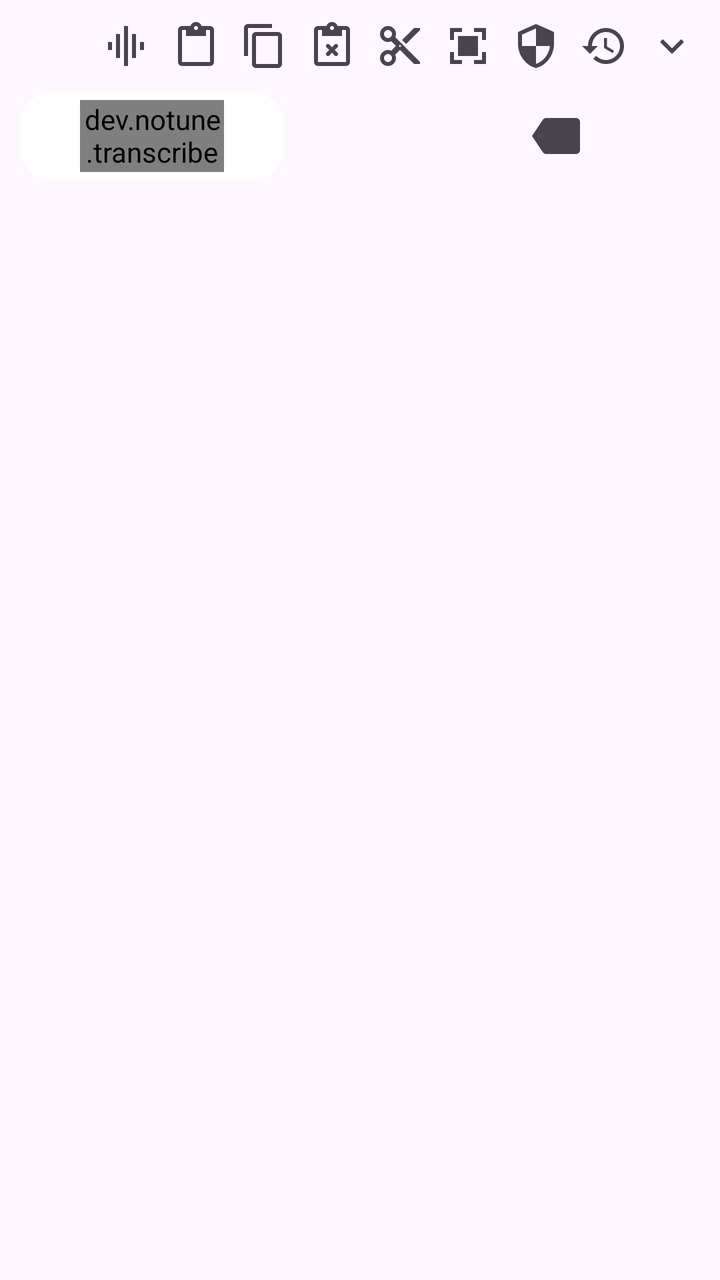
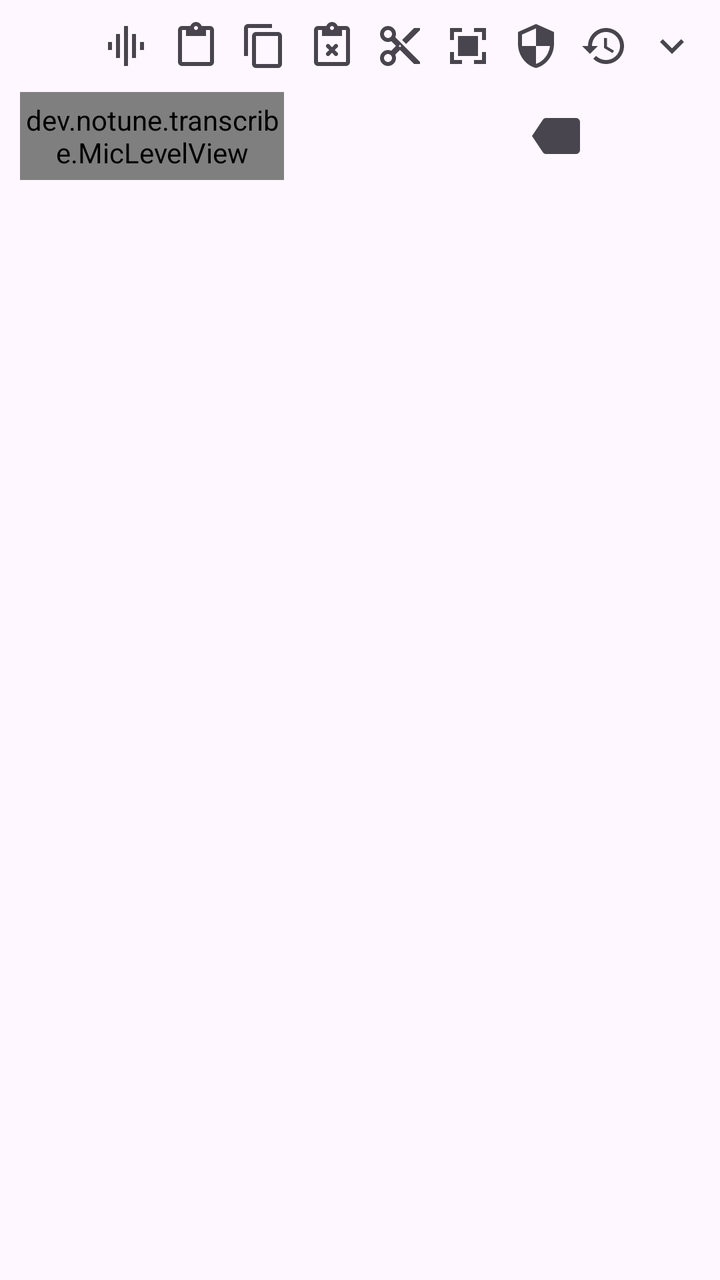

The first picture is an Android layout as it rendered before a commit; the second is the same layout after the commit. The layout source and the unified diff follow.
<!-- AndroidManifest.xml: application theme AppTheme -->
<!-- res/layout/ime_layout.xml -->
<?xml version="1.0" encoding="utf-8"?>
<LinearLayout xmlns:android="http://schemas.android.com/apk/res/android"
    xmlns:app="http://schemas.android.com/apk/res-auto"
    android:layout_width="match_parent"
    android:layout_height="wrap_content"
    android:orientation="vertical"
    android:background="?attr/colorSurface"
    android:paddingStart="10dp"
    android:paddingEnd="10dp"
    android:paddingTop="6dp"
    android:paddingBottom="6dp">

    
    <LinearLayout
        android:layout_width="match_parent"
        android:layout_height="36dp"
        android:orientation="horizontal"
        android:gravity="center_vertical"
        android:paddingBottom="2dp">

        <TextView
            android:id="@+id/ime_language_switch"
            android:layout_width="wrap_content"
            android:minWidth="34dp"
            android:layout_height="34dp"
            android:gravity="center"
            android:paddingStart="4dp"
            android:paddingEnd="4dp"
            android:background="?attr/selectableItemBackgroundBorderless"
            android:textColor="?attr/colorOnSurfaceVariant"
            android:textAppearance="?attr/textAppearanceLabelMedium"
            android:textStyle="bold"
            android:clickable="true"
            android:focusable="true"
            android:contentDescription="@string/ime_switch_language"/>

        <FrameLayout
            android:layout_width="34dp"
            android:layout_height="34dp"
            android:layout_marginStart="2dp">

            <ImageView
                android:id="@+id/ime_model_button"
                android:layout_width="34dp"
                android:layout_height="34dp"
                android:padding="5dp"
                android:src="@drawable/ic_model"
                android:scaleType="centerInside"
                android:tint="?attr/colorOnSurfaceVariant"
                android:contentDescription="@string/ime_model_selector"/>

            <Spinner
                android:id="@+id/ime_model_spinner"
                android:layout_width="match_parent"
                android:layout_height="match_parent"
                android:spinnerMode="dropdown"
                android:background="?attr/selectableItemBackgroundBorderless"
                android:contentDescription="@string/ime_model_selector"/>
        </FrameLayout>

        <View
            android:layout_width="0dp"
            android:layout_height="0dp"
            android:layout_weight="1"/>

        <ImageView
            android:id="@+id/ime_paste_button"
            android:layout_width="32dp"
            android:layout_height="32dp"
            android:padding="4dp"
            android:src="@drawable/ic_paste"
            android:scaleType="centerInside"
            android:tint="?attr/colorOnSurfaceVariant"
            android:background="?attr/selectableItemBackgroundBorderless"
            android:clickable="true"
            android:focusable="true"
            android:layout_marginStart="2dp"
            android:contentDescription="@string/ime_paste_button"/>

        <ImageView
            android:id="@+id/ime_copy_button"
            android:layout_width="32dp"
            android:layout_height="32dp"
            android:padding="4dp"
            android:src="@drawable/ic_copy"
            android:scaleType="centerInside"
            android:tint="?attr/colorOnSurfaceVariant"
            android:background="?attr/selectableItemBackgroundBorderless"
            android:clickable="true"
            android:focusable="true"
            android:layout_marginStart="2dp"
            android:contentDescription="@string/ime_copy_button"/>

        <ImageView
            android:id="@+id/ime_clear_clipboard_button"
            android:layout_width="32dp"
            android:layout_height="32dp"
            android:padding="4dp"
            android:src="@drawable/ic_clear_clipboard"
            android:scaleType="centerInside"
            android:tint="?attr/colorOnSurfaceVariant"
            android:background="?attr/selectableItemBackgroundBorderless"
            android:clickable="true"
            android:focusable="true"
            android:layout_marginStart="2dp"
            android:contentDescription="@string/ime_clear_clipboard_button"/>

        <ImageView
            android:id="@+id/ime_cut_button"
            android:layout_width="32dp"
            android:layout_height="32dp"
            android:padding="4dp"
            android:src="@drawable/ic_cut"
            android:scaleType="centerInside"
            android:tint="?attr/colorOnSurfaceVariant"
            android:background="?attr/selectableItemBackgroundBorderless"
            android:clickable="true"
            android:focusable="true"
            android:layout_marginStart="2dp"
            android:contentDescription="@string/ime_cut_button"/>

        <ImageView
            android:id="@+id/ime_select_all"
            android:layout_width="32dp"
            android:layout_height="32dp"
            android:padding="4dp"
            android:src="@drawable/ic_select_all"
            android:scaleType="centerInside"
            android:tint="?attr/colorOnSurfaceVariant"
            android:background="?attr/selectableItemBackgroundBorderless"
            android:clickable="true"
            android:focusable="true"
            android:layout_marginStart="2dp"
            android:contentDescription="@string/ime_select_all"/>

        <ImageView
            android:id="@+id/ime_privacy_toggle"
            android:layout_width="32dp"
            android:layout_height="32dp"
            android:padding="4dp"
            android:src="@drawable/ic_incognito"
            android:scaleType="centerInside"
            android:tint="?attr/colorOnSurfaceVariant"
            android:background="?attr/selectableItemBackgroundBorderless"
            android:clickable="true"
            android:focusable="true"
            android:layout_marginStart="2dp"
            android:contentDescription="@string/ime_privacy_mode"/>

        <ImageView
            android:id="@+id/ime_history_button"
            android:layout_width="32dp"
            android:layout_height="32dp"
            android:padding="4dp"
            android:src="@drawable/ic_history"
            android:scaleType="centerInside"
            android:tint="?attr/colorOnSurfaceVariant"
            android:background="?attr/selectableItemBackgroundBorderless"
            android:clickable="true"
            android:focusable="true"
            android:layout_marginStart="2dp"
            android:contentDescription="@string/ime_history_button"/>

        <ImageView
            android:id="@+id/ime_expand_toggle"
            android:layout_width="32dp"
            android:layout_height="32dp"
            android:padding="4dp"
            android:src="@drawable/ic_expand_more"
            android:scaleType="centerInside"
            android:tint="?attr/colorOnSurfaceVariant"
            android:background="?attr/selectableItemBackgroundBorderless"
            android:clickable="true"
            android:focusable="true"
            android:layout_marginStart="2dp"
            android:contentDescription="@string/ime_expand_keys"/>
    </LinearLayout>

    
    <TextView
        android:id="@+id/ime_last_wpm_text"
        android:layout_width="match_parent"
        android:layout_height="wrap_content"
        android:textColor="?attr/colorPrimary"
        android:textAppearance="?attr/textAppearanceLabelSmall"
        android:paddingStart="4dp"
        android:paddingEnd="4dp"
        android:paddingTop="2dp"
        android:visibility="gone"/>

    <TextView
        android:id="@+id/ime_stats_text"
        android:layout_width="match_parent"
        android:layout_height="wrap_content"
        android:maxLines="2"
        android:textColor="?attr/colorOnSurfaceVariant"
        android:textAppearance="?attr/textAppearanceLabelSmall"
        android:paddingStart="4dp"
        android:paddingEnd="4dp"
        android:paddingBottom="4dp"
        android:visibility="gone"/>

    
    <LinearLayout
        android:id="@+id/ime_history_container"
        android:layout_width="match_parent"
        android:layout_height="186dp"
        android:orientation="vertical"
        android:visibility="gone">

        
        <LinearLayout
            android:layout_width="match_parent"
            android:layout_height="wrap_content"
            android:orientation="horizontal"
            android:gravity="center_vertical"
            android:paddingBottom="6dp">

            <LinearLayout
                android:layout_width="0dp"
                android:layout_height="wrap_content"
                android:layout_weight="1"
                android:orientation="vertical"
                android:paddingStart="4dp">

                <TextView
                    android:layout_width="wrap_content"
                    android:layout_height="wrap_content"
                    android:text="@string/ime_history_title"
                    android:textAppearance="?attr/textAppearanceTitleSmall"
                    android:textColor="?attr/colorOnSurface"/>

                <TextView
                    android:layout_width="wrap_content"
                    android:layout_height="wrap_content"
                    android:text="@string/ime_history_retention_notice"
                    android:textAppearance="?attr/textAppearanceLabelSmall"
                    android:textColor="?attr/colorOnSurfaceVariant"/>
            </LinearLayout>

            <ImageView
                android:id="@+id/ime_history_clear_all"
                android:layout_width="34dp"
                android:layout_height="34dp"
                android:padding="5dp"
                android:src="@drawable/ic_delete"
                android:scaleType="centerInside"
                android:tint="?attr/colorOnSurfaceVariant"
                android:background="?attr/selectableItemBackgroundBorderless"
                android:clickable="true"
                android:focusable="true"
                android:contentDescription="@string/ime_history_clear_all"/>

            <ImageView
                android:id="@+id/ime_history_close"
                android:layout_width="34dp"
                android:layout_height="34dp"
                android:padding="5dp"
                android:src="@drawable/ic_close"
                android:scaleType="centerInside"
                android:tint="?attr/colorOnSurfaceVariant"
                android:background="?attr/selectableItemBackgroundBorderless"
                android:clickable="true"
                android:focusable="true"
                android:contentDescription="@string/ime_history_close"/>
        </LinearLayout>

        
        <FrameLayout
            android:layout_width="match_parent"
            android:layout_height="0dp"
            android:layout_weight="1">

            <ScrollView
                android:id="@+id/ime_history_scroll"
                android:layout_width="match_parent"
                android:layout_height="match_parent"
                android:fillViewport="true">

                <LinearLayout
                    android:id="@+id/ime_history_items_container"
                    android:layout_width="match_parent"
                    android:layout_height="wrap_content"
                    android:orientation="vertical"/>
            </ScrollView>

            <TextView
                android:id="@+id/ime_history_empty"
                android:layout_width="match_parent"
                android:layout_height="match_parent"
                android:gravity="center"
                android:text="@string/ime_history_empty"
                android:textColor="?attr/colorOnSurfaceVariant"
                android:textAppearance="?attr/textAppearanceBodyMedium"
                android:visibility="gone"/>
        </FrameLayout>
    </LinearLayout>

    
    <LinearLayout
        android:id="@+id/ime_qwerty_container"
        android:layout_width="match_parent"
        android:layout_height="wrap_content"
        android:orientation="vertical"
        android:paddingTop="2dp"
        android:paddingBottom="2dp"
        android:visibility="gone">

        
        <LinearLayout
            android:layout_width="match_parent"
            android:layout_height="35dp"
            android:orientation="horizontal"
            android:baselineAligned="false">
            <TextView android:id="@+id/ime_key_backtick" style="@style/ImeQwertyKey" android:text="&#x60;" />
            <TextView android:id="@+id/ime_key_quote_single" style="@style/ImeQwertyKey" android:text="&apos;" />
            <TextView android:id="@+id/ime_key_quote_double" style="@style/ImeQwertyKey" android:text="&quot;" />
            <TextView android:id="@+id/ime_key_brace_open" style="@style/ImeQwertyKey" android:text="{" />
            <TextView android:id="@+id/ime_key_brace_close" style="@style/ImeQwertyKey" android:text="}" />
            <TextView android:id="@+id/ime_key_bracket_open" style="@style/ImeQwertyKey" android:text="[" />
            <TextView android:id="@+id/ime_key_bracket_close" style="@style/ImeQwertyKey" android:text="]" />
            <TextView android:id="@+id/ime_key_underscore" style="@style/ImeQwertyKey" android:text="_" />
            <TextView android:id="@+id/ime_key_minus" style="@style/ImeQwertyKey" android:text="-" />
            <TextView android:id="@+id/ime_key_equal" style="@style/ImeQwertyKey" android:text="=" />
            <TextView android:id="@+id/ime_key_question" style="@style/ImeQwertyKey" android:text="?" />
        </LinearLayout>

        
        <LinearLayout
            android:layout_width="match_parent"
            android:layout_height="35dp"
            android:orientation="horizontal"
            android:baselineAligned="false"
            android:layout_marginTop="2dp">
            <TextView android:id="@+id/ime_key_exclamation" style="@style/ImeQwertyKey" android:text="!" />
            <TextView android:id="@+id/ime_key_at" style="@style/ImeQwertyKey" android:text="@" />
            <TextView android:id="@+id/ime_key_hash" style="@style/ImeQwertyKey" android:text="#" />
            <TextView android:id="@+id/ime_key_dollar" style="@style/ImeQwertyKey" android:text="$" />
            <TextView android:id="@+id/ime_key_percent" style="@style/ImeQwertyKey" android:text="%" />
            <TextView android:id="@+id/ime_key_caret" style="@style/ImeQwertyKey" android:text="^" />
            <TextView android:id="@+id/ime_key_ampersand" style="@style/ImeQwertyKey" android:text="&amp;" />
            <TextView android:id="@+id/ime_key_asterisk" style="@style/ImeQwertyKey" android:text="*" />
            <TextView android:id="@+id/ime_key_paren_open" style="@style/ImeQwertyKey" android:text="(" />
            <TextView android:id="@+id/ime_key_paren_close" style="@style/ImeQwertyKey" android:text=")" />
            <TextView android:id="@+id/ime_key_slash" style="@style/ImeQwertyKey" android:text="/" />
        </LinearLayout>

        
        <LinearLayout
            android:layout_width="match_parent"
            android:layout_height="35dp"
            android:orientation="horizontal"
            android:baselineAligned="false"
            android:layout_marginTop="2dp">
            <TextView android:id="@+id/ime_key_1" style="@style/ImeQwertyKey" android:text="1" />
            <TextView android:id="@+id/ime_key_2" style="@style/ImeQwertyKey" android:text="2" />
            <TextView android:id="@+id/ime_key_3" style="@style/ImeQwertyKey" android:text="3" />
            <TextView android:id="@+id/ime_key_4" style="@style/ImeQwertyKey" android:text="4" />
            <TextView android:id="@+id/ime_key_5" style="@style/ImeQwertyKey" android:text="5" />
            <TextView android:id="@+id/ime_key_6" style="@style/ImeQwertyKey" android:text="6" />
            <TextView android:id="@+id/ime_key_7" style="@style/ImeQwertyKey" android:text="7" />
            <TextView android:id="@+id/ime_key_8" style="@style/ImeQwertyKey" android:text="8" />
            <TextView android:id="@+id/ime_key_9" style="@style/ImeQwertyKey" android:text="9" />
            <TextView android:id="@+id/ime_key_0" style="@style/ImeQwertyKey" android:text="0" />
        </LinearLayout>

        
        <LinearLayout
            android:layout_width="match_parent"
            android:layout_height="35dp"
            android:orientation="horizontal"
            android:baselineAligned="false"
            android:layout_marginTop="2dp">
            <TextView android:id="@+id/ime_key_q" style="@style/ImeQwertyKey" android:text="q" />
            <TextView android:id="@+id/ime_key_w" style="@style/ImeQwertyKey" android:text="w" />
            <TextView android:id="@+id/ime_key_e" style="@style/ImeQwertyKey" android:text="e" />
            <TextView android:id="@+id/ime_key_r" style="@style/ImeQwertyKey" android:text="r" />
            <TextView android:id="@+id/ime_key_t" style="@style/ImeQwertyKey" android:text="t" />
            <TextView android:id="@+id/ime_key_y" style="@style/ImeQwertyKey" android:text="y" />
            <TextView android:id="@+id/ime_key_u" style="@style/ImeQwertyKey" android:text="u" />
            <TextView android:id="@+id/ime_key_i" style="@style/ImeQwertyKey" android:text="i" />
            <TextView android:id="@+id/ime_key_o" style="@style/ImeQwertyKey" android:text="o" />
            <TextView android:id="@+id/ime_key_p" style="@style/ImeQwertyKey" android:text="p" />
            <TextView android:id="@+id/ime_key_aring" style="@style/ImeQwertyKey" android:text="å" />
        </LinearLayout>

        
        <LinearLayout
            android:layout_width="match_parent"
            android:layout_height="35dp"
            android:orientation="horizontal"
            android:baselineAligned="false"
            android:layout_marginTop="2dp">
            <TextView android:id="@+id/ime_key_a" style="@style/ImeQwertyKey" android:text="a" />
            <TextView android:id="@+id/ime_key_s" style="@style/ImeQwertyKey" android:text="s" />
            <TextView android:id="@+id/ime_key_d" style="@style/ImeQwertyKey" android:text="d" />
            <TextView android:id="@+id/ime_key_f" style="@style/ImeQwertyKey" android:text="f" />
            <TextView android:id="@+id/ime_key_g" style="@style/ImeQwertyKey" android:text="g" />
            <TextView android:id="@+id/ime_key_h" style="@style/ImeQwertyKey" android:text="h" />
            <TextView android:id="@+id/ime_key_j" style="@style/ImeQwertyKey" android:text="j" />
            <TextView android:id="@+id/ime_key_k" style="@style/ImeQwertyKey" android:text="k" />
            <TextView android:id="@+id/ime_key_l" style="@style/ImeQwertyKey" android:text="l" />
            <TextView android:id="@+id/ime_key_ouml" style="@style/ImeQwertyKey" android:text="ö" />
            <TextView android:id="@+id/ime_key_auml" style="@style/ImeQwertyKey" android:text="ä" />
        </LinearLayout>

        
        <LinearLayout
            android:layout_width="match_parent"
            android:layout_height="35dp"
            android:orientation="horizontal"
            android:baselineAligned="false"
            android:layout_marginTop="2dp">
            <ImageView
                android:id="@+id/ime_key_shift"
                android:layout_width="0dp"
                android:layout_height="match_parent"
                android:layout_weight="1.5"
                android:scaleType="centerInside"
                android:src="@drawable/ic_shift"
                android:tint="?attr/colorOnSurfaceVariant"
                android:background="@drawable/bg_ime_key"
                android:clickable="true"
                android:focusable="true"
                android:layout_margin="1.5dp"
                android:contentDescription="Shift" />
            <TextView android:id="@+id/ime_key_z" style="@style/ImeQwertyKey" android:text="z" />
            <TextView android:id="@+id/ime_key_x" style="@style/ImeQwertyKey" android:text="x" />
            <TextView android:id="@+id/ime_key_c" style="@style/ImeQwertyKey" android:text="c" />
            <TextView android:id="@+id/ime_key_v" style="@style/ImeQwertyKey" android:text="v" />
            <TextView android:id="@+id/ime_key_b" style="@style/ImeQwertyKey" android:text="b" />
            <TextView android:id="@+id/ime_key_n" style="@style/ImeQwertyKey" android:text="n" />
            <TextView android:id="@+id/ime_key_m" style="@style/ImeQwertyKey" android:text="m" />
            <TextView
                android:id="@+id/ime_key_comma"
                style="@style/ImeQwertyKey"
                android:layout_weight="1.25"
                android:text="," />
            <TextView
                android:id="@+id/ime_key_dot"
                style="@style/ImeQwertyKey"
                android:layout_weight="1.25"
                android:text="." />
        </LinearLayout>
    </LinearLayout>

    
    <LinearLayout
        android:id="@+id/ime_action_row"
        android:layout_width="match_parent"
        android:layout_height="48dp"
        android:orientation="horizontal"
        android:gravity="center_vertical"
        android:baselineAligned="false"
        android:layout_marginTop="2dp"
        android:layout_marginBottom="2dp">

        
        <FrameLayout
            android:id="@+id/ime_record_container"
            android:layout_width="132dp"
            android:layout_height="44dp"
            android:layout_marginEnd="6dp"
            android:clickable="true"
            android:focusable="true">

            <View
                android:id="@+id/ime_record_circle"
                android:layout_width="match_parent"
                android:layout_height="match_parent"
                android:background="@drawable/bg_ime_record"/>

            
            <FrameLayout
                android:layout_width="72dp"
                android:layout_height="36dp"
                android:layout_gravity="center">

                <dev.notune.transcribe.MicLevelView
                    android:id="@+id/ime_mic_level"
                    android:layout_width="72dp"
                    android:layout_height="36dp"
                    android:layout_gravity="center"/>

                <ImageView
                    android:id="@+id/ime_mic_icon"
                    android:layout_width="24dp"
                    android:layout_height="24dp"
                    android:src="@drawable/ic_mic"
                    android:layout_gravity="center"
                    android:contentDescription="@string/section_ime"/>

                <ProgressBar
                    android:id="@+id/ime_progress"
                    style="?android:attr/progressBarStyleSmall"
                    android:layout_width="24dp"
                    android:layout_height="24dp"
                    android:layout_gravity="center"
                    android:indeterminate="true"
                    android:indeterminateTint="?attr/colorPrimary"
                    android:visibility="gone"/>
            </FrameLayout>
        </FrameLayout>

        
        <ImageView
            android:id="@+id/ime_space"
            android:layout_width="0dp"
            android:layout_height="44dp"
            android:layout_weight="1"
            android:src="@drawable/ic_space"
            android:scaleType="centerInside"
            android:background="@drawable/bg_ime_key"
            android:tint="?attr/colorOnSurfaceVariant"
            android:clickable="true"
            android:focusable="true"
            android:layout_marginEnd="6dp"
            android:contentDescription="Space"/>

        
        <ImageView
            android:id="@+id/ime_backspace"
            android:layout_width="44dp"
            android:layout_height="44dp"
            android:src="@drawable/ic_backspace"
            android:scaleType="centerInside"
            android:background="@drawable/bg_ime_key"
            android:tint="?attr/colorOnSurfaceVariant"
            android:clickable="true"
            android:focusable="true"
            android:layout_marginEnd="6dp"
            android:contentDescription="Backspace"/>

        
        <ImageView
            android:id="@+id/ime_delete_word"
            android:layout_width="44dp"
            android:layout_height="44dp"
            android:src="@drawable/ic_delete_word"
            android:scaleType="centerInside"
            android:background="@drawable/bg_ime_key"
            android:tint="?attr/colorOnSurfaceVariant"
            android:clickable="true"
            android:focusable="true"
            android:layout_marginEnd="6dp"
            android:contentDescription="@string/ime_delete_word"/>

        
        <ImageView
            android:id="@+id/ime_enter"
            android:layout_width="44dp"
            android:layout_height="44dp"
            android:src="@drawable/ic_enter"
            android:scaleType="centerInside"
            android:background="@drawable/bg_ime_key"
            android:tint="?attr/colorOnSurfaceVariant"
            android:clickable="true"
            android:focusable="true"
            android:contentDescription="Enter"/>
    </LinearLayout>

</LinearLayout>
<!-- resources referenced by this layout -->
<resources>
  <!-- drawable bg_ime_record (drawable) -->
  <?xml version="1.0" encoding="utf-8"?>
  <shape xmlns:android="http://schemas.android.com/apk/res/android"
      android:shape="rectangle">
      <corners android:radius="16dp" />
      <solid android:color="@android:color/white" />
  </shape>
  <!-- drawable ic_delete (drawable) -->
  <vector xmlns:android="http://schemas.android.com/apk/res/android"
      android:width="24dp"
      android:height="24dp"
      android:viewportWidth="24"
      android:viewportHeight="24"
      android:tint="?attr/colorOnSurfaceVariant">
      <path
          android:fillColor="@android:color/white"
          android:pathData="M6,19c0,1.1 0.9,2 2,2h8c1.1,0 2,-0.9 2,-2V7H6v12zM8,9h8v10H8V9zM15.5,4l-1,-1h-5l-1,1H5v2h14V4h-3.5z" />
  </vector>
  <!-- drawable ic_expand_more (drawable) -->
  <vector xmlns:android="http://schemas.android.com/apk/res/android"
      android:width="24dp"
      android:height="24dp"
      android:viewportWidth="24"
      android:viewportHeight="24"
      android:tint="?attr/colorControlNormal">
    <path
        android:fillColor="@android:color/white"
        android:pathData="M16.59,8.59L12,13.17L7.41,8.59L6,10l6,6l6,-6z"/>
  </vector>
  <!-- drawable ic_model (drawable) -->
  <vector xmlns:android="http://schemas.android.com/apk/res/android"
      android:width="24dp"
      android:height="24dp"
      android:viewportWidth="24"
      android:viewportHeight="24">
      <path
          android:fillColor="@android:color/white"
          android:pathData="M7,18h2V6H7v12zM11,22h2V2h-2v20zM3,14h2v-4H3v4zM15,18h2V6h-2v12zM19,10v4h2v-4h-2z" />
  </vector>
  <!-- drawable ic_select_all (drawable) -->
  <vector xmlns:android="http://schemas.android.com/apk/res/android"
      android:width="24dp"
      android:height="24dp"
      android:viewportWidth="24"
      android:viewportHeight="24">
  
      
      <path
          android:fillColor="@android:color/white"
          android:pathData="M3,3h6v2H5v4H3V3zM15,3h6v6h-2V5h-4V3zM3,15h2v4h4v2H3v-6zM19,15h2v6h-6v-2h4v-4zM7,7h10v10H7z" />
  </vector>
  <!-- drawable ic_shift (drawable) -->
  <vector xmlns:android="http://schemas.android.com/apk/res/android"
      android:width="24dp"
      android:height="24dp"
      android:viewportWidth="24"
      android:viewportHeight="24">
      <path
          android:fillColor="@android:color/white"
          android:pathData="M12,4L5,11h4v6h6v-6h4L12,4z" />
  </vector>
  <string name="ime_clear_clipboard_button">Clear clipboard</string>
  <string name="ime_copy_button">Copy selected text</string>
  <string name="ime_cut_button">Cut selected text</string>
  <string name="ime_delete_word">Delete word</string>
  <string name="ime_expand_keys">Show extra keys</string>
  <string name="ime_history_button">Recent Transcriptions</string>
  <string name="ime_history_clear_all">Clear all history</string>
  <string name="ime_history_close">Close history</string>
  <string name="ime_history_empty">No transcriptions from the last 10 minutes</string>
  <string name="ime_history_retention_notice">Retained for 10 minutes</string>
  <string name="ime_history_title">Recent Transcriptions</string>
  <string name="ime_model_selector">Select speech model</string>
  <string name="ime_paste_button">Paste from clipboard</string>
  <string name="ime_privacy_mode">Private Mode</string>
  <string name="ime_select_all">Select all text</string>
  <string name="ime_switch_language">Switch language</string>
  <string name="section_ime">Alternative: Voice keyboard</string>
  <style name="AppTheme" parent="Theme.Material3.DayNight.NoActionBar">
          <item name="colorPrimary">@color/colorPrimary</item>
          <item name="colorOnPrimary">@color/white</item>
          
          <item name="android:windowLightStatusBar">true</item>
      </style>
</resources>

<!-- the commit's change to res/layout/ime_layout.xml (unified diff, before → after) -->
@@ -471,35 +471,29 @@
                 android:background="@drawable/bg_ime_record"/>
 
             
-            <FrameLayout
-                android:layout_width="72dp"
-                android:layout_height="36dp"
-                android:layout_gravity="center">
-
-                <dev.notune.transcribe.MicLevelView
-                    android:id="@+id/ime_mic_level"
-                    android:layout_width="72dp"
-                    android:layout_height="36dp"
-                    android:layout_gravity="center"/>
-
-                <ImageView
-                    android:id="@+id/ime_mic_icon"
-                    android:layout_width="24dp"
-                    android:layout_height="24dp"
-                    android:src="@drawable/ic_mic"
-                    android:layout_gravity="center"
-                    android:contentDescription="@string/section_ime"/>
-
-                <ProgressBar
-                    android:id="@+id/ime_progress"
-                    style="?android:attr/progressBarStyleSmall"
-                    android:layout_width="24dp"
-                    android:layout_height="24dp"
-                    android:layout_gravity="center"
-                    android:indeterminate="true"
-                    android:indeterminateTint="?attr/colorPrimary"
-                    android:visibility="gone"/>
-            </FrameLayout>
+            
+            <dev.notune.transcribe.MicLevelView
+                android:id="@+id/ime_mic_level"
+                android:layout_width="match_parent"
+                android:layout_height="match_parent"/>
+
+            <ImageView
+                android:id="@+id/ime_mic_icon"
+                android:layout_width="24dp"
+                android:layout_height="24dp"
+                android:src="@drawable/ic_mic"
+                android:layout_gravity="center"
+                android:contentDescription="@string/section_ime"/>
+
+            <ProgressBar
+                android:id="@+id/ime_progress"
+                style="?android:attr/progressBarStyleSmall"
+                android:layout_width="24dp"
+                android:layout_height="24dp"
+                android:layout_gravity="center"
+                android:indeterminate="true"
+                android:indeterminateTint="?attr/colorPrimary"
+                android:visibility="gone"/>
         </FrameLayout>
 
         
